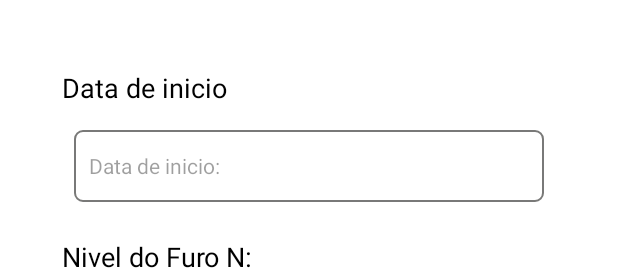
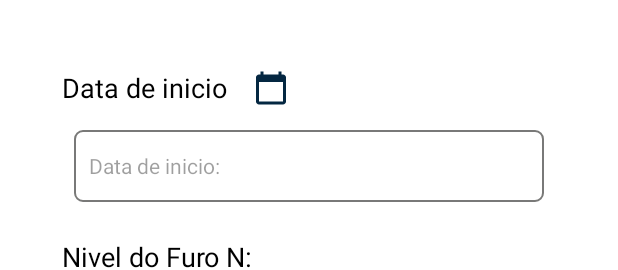
Before and after one commit to Montaigne-ensaios/montaigne_app, an Android app: the layout fragment_carimbo_ensaio.xml on its own in the app's theme, with its tools: preview values and no code run, on a phone screen of 412 x 824 dp. Shown: the top 270 px of the screen. Run offline under Robolectric (Android 15) with nearby library versions, the phone set to English and light mode, and no system bars.

Commit message:
Implementação de DatePicker no fragment CarimboEnsaioFragment

```diff
--- /dev/null
+++ b/app/src/main/res/drawable/ic_calendar.xml
@@ -0,0 +1,5 @@
+<vector android:height="24dp" android:tint="#FFFFFF"
+    android:viewportHeight="24" android:viewportWidth="24"
+    android:width="24dp" xmlns:android="http://schemas.android.com/apk/res/android">
+    <path android:fillColor="@android:color/white" android:pathData="M20,3h-1L19,1h-2v2L7,3L7,1L5,1v2L4,3c-1.1,0 -2,0.9 -2,2v16c0,1.1 0.9,2 2,2h16c1.1,0 2,-0.9 2,-2L22,5c0,-1.1 -0.9,-2 -2,-2zM20,21L4,21L4,8h16v13z"/>
+</vector>
--- a/app/src/main/res/layout/fragment_carimbo_ensaio.xml
+++ b/app/src/main/res/layout/fragment_carimbo_ensaio.xml
@@ -32,6 +32,17 @@
                 app:layout_constraintStart_toStartOf="@+id/guideline4"
                 app:layout_constraintTop_toTopOf="parent" />
 
+            <ImageButton
+                android:id="@+id/calendarioDataInicio"
+                android:layout_width="wrap_content"
+                android:layout_height="wrap_content"
+                android:layout_marginStart="5dp"
+                android:src="@drawable/ic_calendar"
+                app:layout_constraintBottom_toTopOf="@+id/editTextStartDate"
+                app:layout_constraintStart_toEndOf="@id/textStartDate"
+                app:layout_constraintTop_toTopOf="parent"
+                app:layout_constraintVertical_bias="0.5" />
+
             <EditText
                 android:id="@+id/editTextStartDate"
                 android:layout_width="0dp"
@@ -43,6 +54,7 @@
                 android:hint="@string/registration_Data_inicio_furo"
                 android:inputType="date|datetime"
                 android:minHeight="48dp"
+                android:enabled="false"
                 app:layout_constraintEnd_toStartOf="@+id/guideline5"
                 app:layout_constraintStart_toStartOf="@+id/guideline4"
                 app:layout_constraintTop_toBottomOf="@+id/textStartDate" />
```
Also changed, not shown: app/src/main/java/com/montaigne/montaigneapp/ui/spt/carimboEnsaio/CarimboEnsaioFragment.java (+15 -6 lines).
